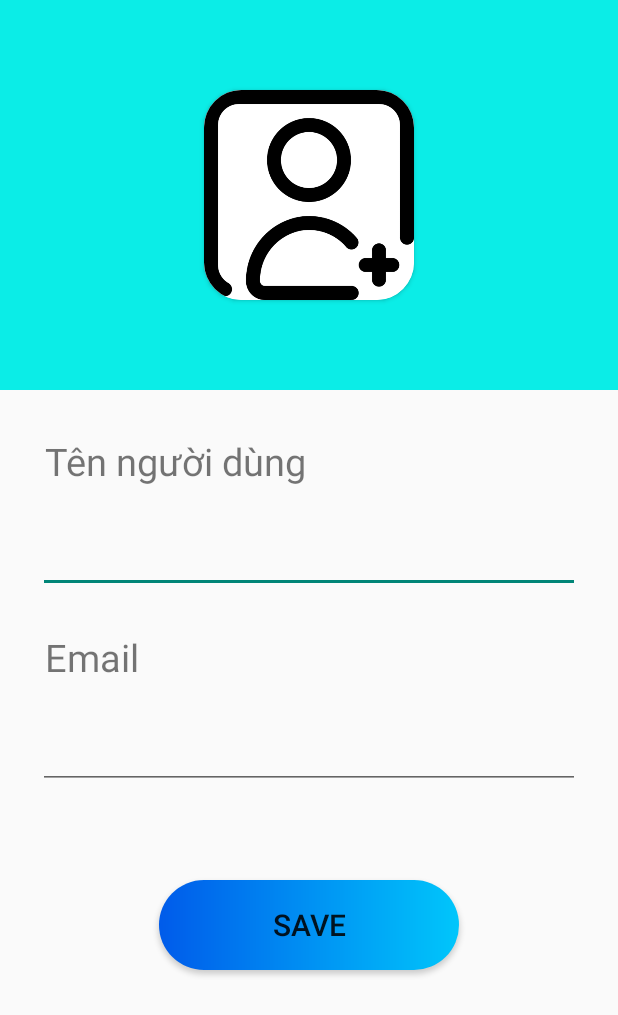
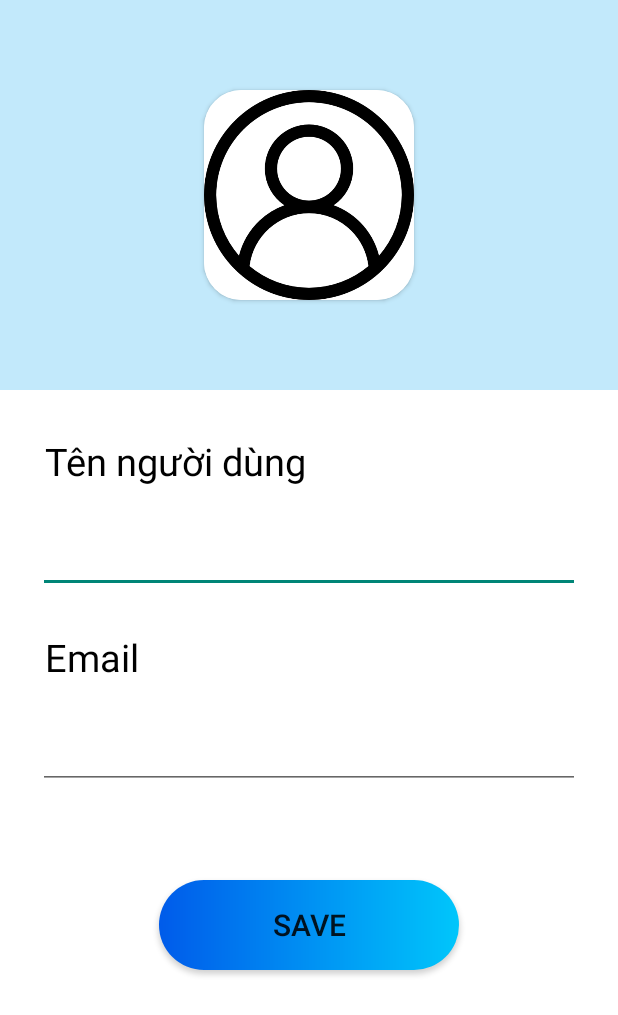
Before and after one commit to vanbinh2000/ApBanSach, an Android app: the EditProfileActivity screen opened directly, with no data from a screen before it, on a phone screen of 412 x 824 dp. Shown: the top 1015 px of the screen. Run offline under Robolectric (Android 15) with nearby library versions, the phone set to English and light mode, and no system bars; our stand-ins replace Firebase (no records; nobody signed in at launch, a user with empty details on screens opened directly), Picasso; pictures from the network do not load.

Commit message:
update layout profile and edit profile

```diff
--- a/app/src/main/java/tdc/edu/vn/apbansach/activity/ProfileActivity.java
+++ b/app/src/main/java/tdc/edu/vn/apbansach/activity/ProfileActivity.java
@@ -72,7 +72,7 @@ public class ProfileActivity extends AppCompatActivity {
                     tvUsername.setText(name);
                     Uri uri = user.getPhotoUrl();
                     if (uri == null) {
-                        ivUser.setImageResource(R.drawable.add_photo);
+                        ivUser.setImageResource(R.drawable.user);
                     } else {
                         Picasso.get().load(uri).into(ivUser);
                     }
@@ -88,6 +88,7 @@ public class ProfileActivity extends AppCompatActivity {
             @Override
             public void onClick(View view) {
                 Intent i = new Intent(ProfileActivity.this, MainActivity.class);
+                i.addFlags(Intent.FLAG_ACTIVITY_CLEAR_TOP);
                 startActivity(i);
                 finish();
             }
@@ -96,7 +97,7 @@ public class ProfileActivity extends AppCompatActivity {
             @Override
             public void onClick(View view) {
                 Intent i = new Intent(ProfileActivity.this, EditProfileActivity.class);
-                i.setFlags(i.FLAG_ACTIVITY_NEW_TASK | i.FLAG_ACTIVITY_CLEAR_TASK);
+                i.addFlags(Intent.FLAG_ACTIVITY_CLEAR_TOP);
                 startActivity(i);
                 finish();
             }
--- a/app/src/main/res/layout/activity_edit_profile.xml
+++ b/app/src/main/res/layout/activity_edit_profile.xml
@@ -4,6 +4,7 @@
     xmlns:tools="http://schemas.android.com/tools"
     android:layout_width="match_parent"
     android:layout_height="match_parent"
+    android:background="@color/white"
     tools:context=".activity.EditProfileActivity">
 
     <LinearLayout
@@ -14,7 +15,7 @@
         <RelativeLayout
             android:layout_width="match_parent"
             android:layout_height="260dp"
-            android:background="#0bede7">
+            android:background="#c2e9fb">
 
             <androidx.cardview.widget.CardView
                 android:id="@+id/cardView"
@@ -38,26 +39,30 @@
             android:layout_marginLeft="30dp"
             android:layout_marginTop="30dp"
             android:text="Tên người dùng"
-            android:textSize="25sp" />
+            android:textSize="25sp"
+            android:textColor="#000000"/>
 
         <EditText
             android:id="@+id/etUsername"
             android:layout_width="match_parent"
             android:layout_height="wrap_content"
-            android:layout_margin="25dp" />
+            android:layout_margin="25dp"
+            android:textColor="#191414"/>
 
         <TextView
             android:layout_width="wrap_content"
             android:layout_height="wrap_content"
             android:layout_marginLeft="30dp"
             android:text="Email"
-            android:textSize="25sp" />
+            android:textSize="25sp"
+            android:textColor="#000000"/>
 
         <EditText
             android:id="@+id/etMail"
             android:layout_width="match_parent"
             android:layout_height="wrap_content"
-            android:layout_margin="25dp" />
+            android:layout_margin="25dp"
+            android:textColor="#191414"/>
 
         <Button
             android:id="@+id/btnSave"
--- a/app/src/main/res/layout/activity_register.xml
+++ b/app/src/main/res/layout/activity_register.xml
@@ -48,7 +48,7 @@
         android:drawableStart="@drawable/ic_baseline_perm_identity_24"
         android:drawablePadding="12dp"
         android:hint="Fullname"
-        android:maxLines="1"
+        android:singleLine="true"
         android:paddingStart="12dp"
         android:paddingEnd="9dp"
         android:textColor="#434343"
```
Also changed, not shown: app/src/main/AndroidManifest.xml (+7 -1 lines), app/src/main/java/tdc/edu/vn/apbansach/activity/EditProfileActivity.java (+22 -56 lines), app/src/main/java/tdc/edu/vn/apbansach/activity/LoginActivity.java (+22 -0 lines), app/src/main/res/layout/activity_cart_activty.xml (+4 -4 lines), app/src/main/res/layout/activity_profile.xml (+4 -3 lines).
